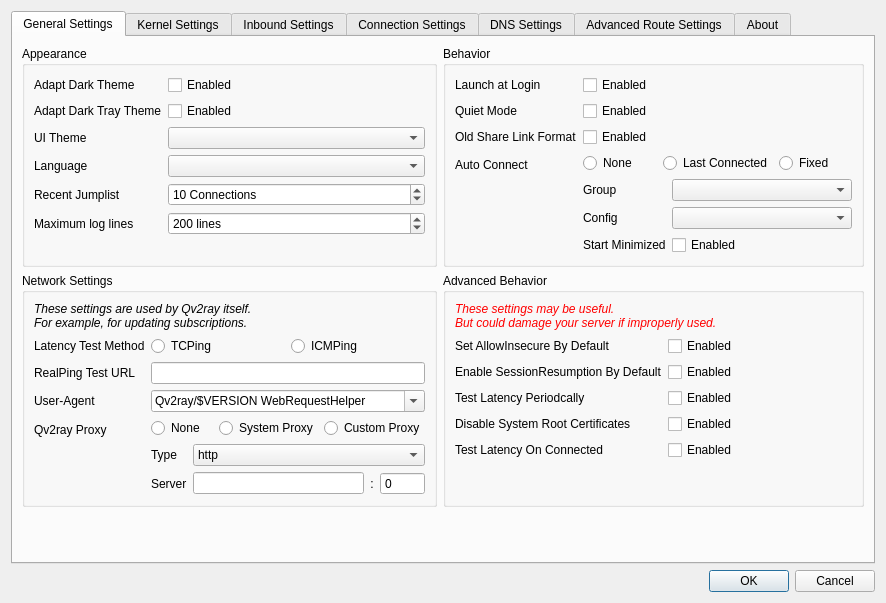
First picture: the form in src/ui/widgets/windows/w_PreferencesWindow.ui, repository Qv2ray/Qv2ray, before the edit.
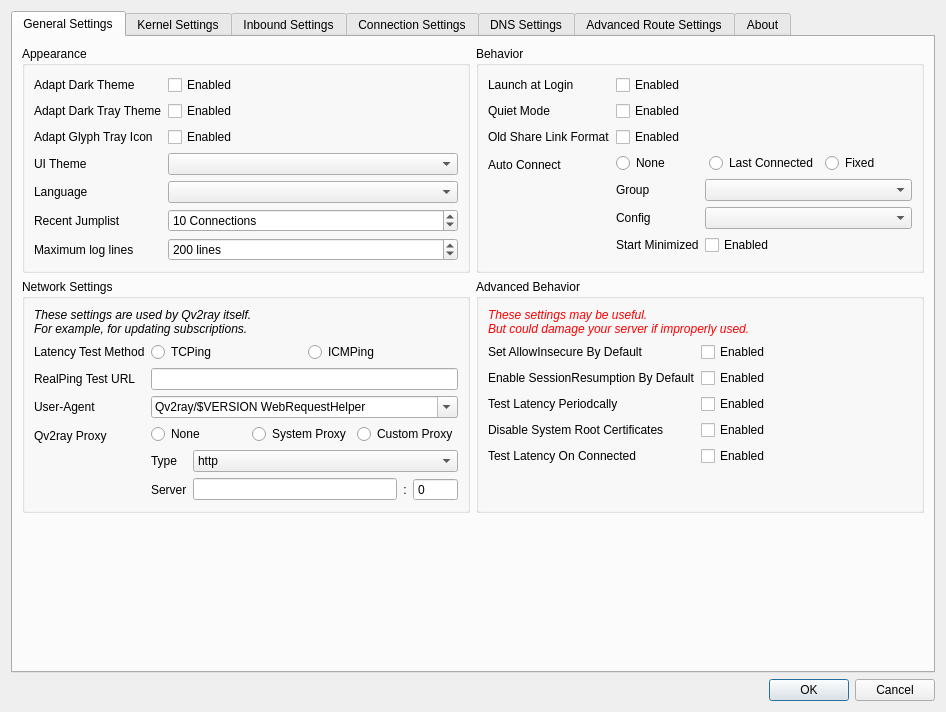
Second picture: the form after the edit. Icons and pictures are not drawn.

Commit message: Update Tray Icons Style (#1219)

Diff of the .ui file:
```diff
--- a/src/ui/widgets/windows/w_PreferencesWindow.ui
+++ b/src/ui/widgets/windows/w_PreferencesWindow.ui
@@ -9,8 +9,8 @@
    <rect>
     <x>0</x>
     <y>0</y>
-    <width>886</width>
-    <height>603</height>
+    <width>946</width>
+    <height>712</height>
    </rect>
   </property>
   <property name="windowTitle">
@@ -82,7 +82,7 @@
               </property>
              </widget>
             </item>
-            <item row="2" column="0">
+            <item row="3" column="0">
              <widget class="QLabel" name="label_35">
               <property name="text">
                <string>UI Theme</string>
@@ -92,7 +92,7 @@
               </property>
              </widget>
             </item>
-            <item row="2" column="1">
+            <item row="3" column="1">
              <widget class="QComboBox" name="themeCombo">
               <property name="minimumSize">
                <size>
@@ -102,7 +102,7 @@
               </property>
              </widget>
             </item>
-            <item row="3" column="0">
+            <item row="4" column="0">
              <widget class="QLabel" name="label_6">
               <property name="text">
                <string>Language</string>
@@ -112,7 +112,7 @@
               </property>
              </widget>
             </item>
-            <item row="3" column="1">
+            <item row="4" column="1">
              <widget class="QComboBox" name="languageComboBox">
               <property name="sizePolicy">
                <sizepolicy hsizetype="Preferred" vsizetype="Fixed">
@@ -128,7 +128,7 @@
               </property>
              </widget>
             </item>
-            <item row="4" column="0">
+            <item row="5" column="0">
              <widget class="QLabel" name="label_55">
               <property name="text">
                <string>Recent Jumplist</string>
@@ -138,7 +138,7 @@
               </property>
              </widget>
             </item>
-            <item row="4" column="1">
+            <item row="5" column="1">
              <widget class="QSpinBox" name="jumpListCountSB">
               <property name="suffix">
                <string> Connections</string>
@@ -154,7 +154,7 @@
               </property>
              </widget>
             </item>
-            <item row="5" column="0">
+            <item row="6" column="0">
              <widget class="QLabel" name="label_48">
               <property name="text">
                <string>Maximum log lines</string>
@@ -164,7 +164,7 @@
               </property>
              </widget>
             </item>
-            <item row="5" column="1">
+            <item row="6" column="1">
              <widget class="QSpinBox" name="maxLogLinesSB">
               <property name="sizePolicy">
                <sizepolicy hsizetype="MinimumExpanding" vsizetype="Fixed">
@@ -189,6 +189,20 @@
               </property>
              </widget>
             </item>
+            <item row="2" column="0">
+             <widget class="QLabel" name="label_47">
+              <property name="text">
+               <string>Adapt Glyph Tray Icon</string>
+              </property>
+             </widget>
+            </item>
+            <item row="2" column="1">
+             <widget class="QCheckBox" name="glyphTrayCB">
+              <property name="text">
+               <string>Enabled</string>
+              </property>
+             </widget>
+            </item>
            </layout>
           </widget>
          </item>
```
Left out of the diff: 6 changed lines with no effect on the pictures. The commit also changes 18 other files.
